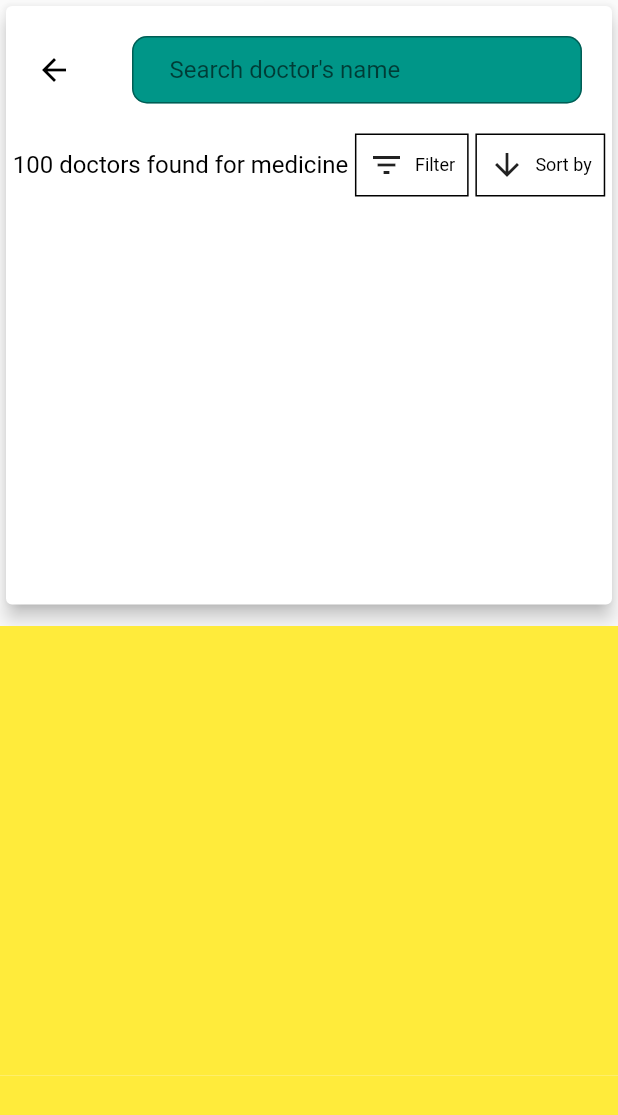
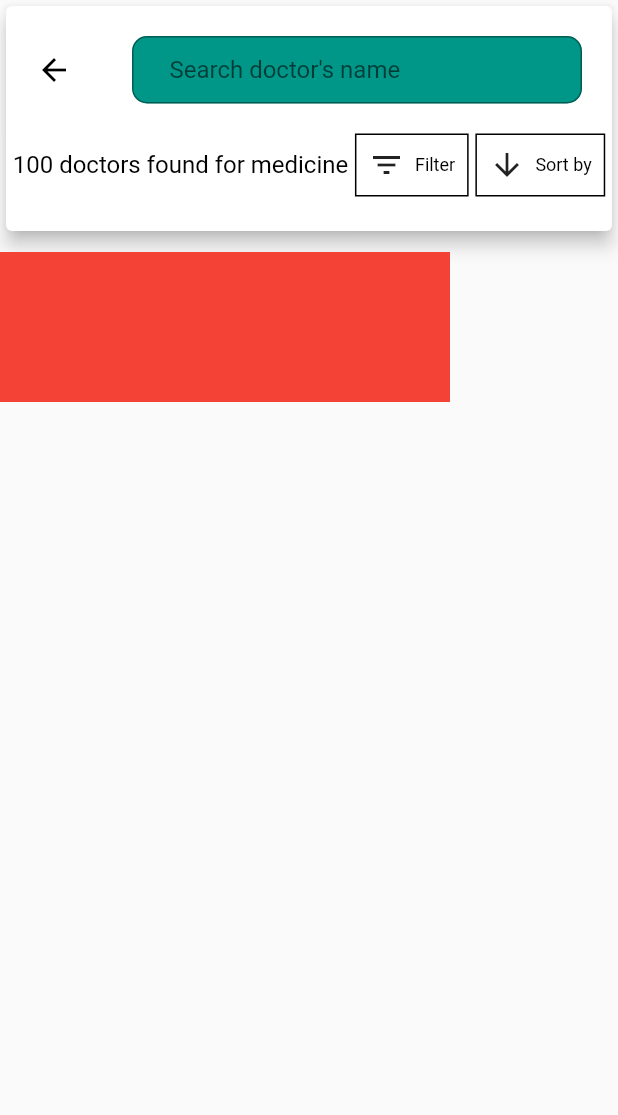
Before and after one commit to abuniaz/e_health_ui, a Flutter app: the DoctorsHome screen opened directly, after a tap on "General Physician", on a phone screen of 412 x 824 dp. Shown: the top 1115 px of the screen. Run offline on Flutter 3.47's test engine with Material 2 defaults, Android fonts, the phone set to English and light mode, and no system bars.

Commit message:
Update doctors_details.dart

```diff
--- a/lib/Doctors_List/doctors_details.dart
+++ b/lib/Doctors_List/doctors_details.dart
@@ -10,11 +10,11 @@ class DoctorDetails extends StatelessWidget {
         mainAxisAlignment: MainAxisAlignment.start,
         crossAxisAlignment: CrossAxisAlignment.start,
         children: [
-          Expanded(
-            child: Card(
+          Card(
             elevation: 5,
             child: Container(
-                height: MediaQuery.of(context).size.height * 0.001,
+              height: 150,
+              decoration: const BoxDecoration(),
               child: Column(
                 children: [
                   const SizedBox(height: 20),
@@ -45,8 +45,7 @@ class DoctorDetails extends StatelessWidget {
                     mainAxisAlignment: MainAxisAlignment.spaceEvenly,
                     children: const [
                       Text('100 doctors found for medicine',
-                            style:
-                                TextStyle(fontSize: 16, color: Colors.black)),
+                          style: TextStyle(fontSize: 16, color: Colors.black)),
                       ABoxDecoration(
                         icon: Icon(Icons.filter_list),
                         title: 'Filter',
@@ -61,19 +60,13 @@ class DoctorDetails extends StatelessWidget {
               ),
             ),
           ),
-          ),
           const SizedBox(
             height: 10,
           ),
-          Expanded(
-            child: ListView.builder(
-                itemCount: 10,
-                itemBuilder: ((context, index) => Container(
-                      padding: const EdgeInsets.all(10),
-                      height: 300,
-                      width: double.infinity,
-                      color: Colors.yellow,
-                    ))),
+          Container(
+            height: 100,
+            width: 300,
+            color: Colors.red,
           )
         ],
       ),
```
Lines whose indentation alone changed are shown as unchanged.
